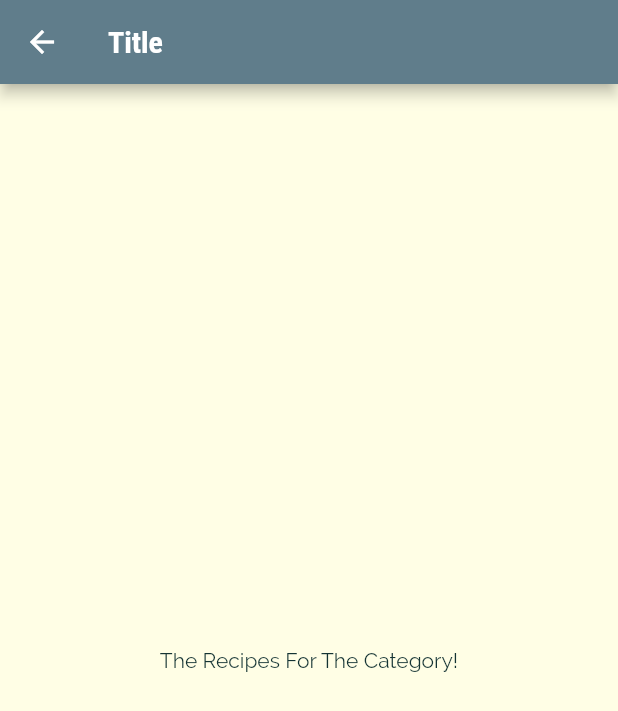
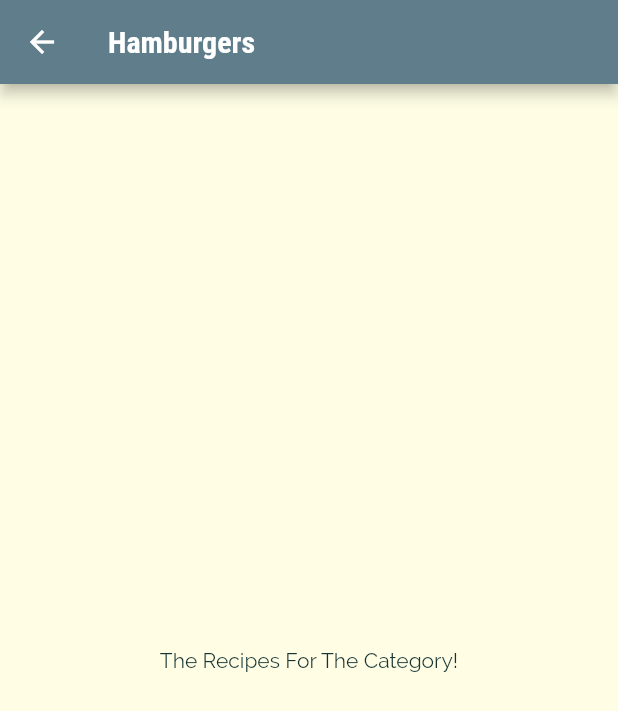
Before and after one commit to kpirabaharan/Flutter, a Flutter app: the screen it shows after launch, after a tap on "Hamburgers", on a phone screen of 412 x 824 dp. Shown: the top 711 px of the screen. Run offline on Flutter 3.47's test engine with Material 2 defaults, Android fonts, the phone set to English and light mode, and no system bars; Roboto replaces fonts that are missing (RobotoCondensed).

Commit message:
Section 7: Pushed Category Title to Meals Screen
Signed-off-by: Keeshigan Pirabaharan <kpirabaharan3@gmail.com>

```diff
--- a/section_7_meals_app/lib/categories_screen.dart
+++ b/section_7_meals_app/lib/categories_screen.dart
@@ -16,8 +16,9 @@ class CategoriesScreen extends StatelessWidget {
         padding: const EdgeInsets.all(10),
         children: DUMMY_CATEGORIES
             .map((catData) => CategoryItem(
-                  catData.title,
-                  catData.color,
+                  id: catData.id,
+                  title: catData.title,
+                  color: catData.color,
                 ))
             .toList(),
         gridDelegate: SliverGridDelegateWithMaxCrossAxisExtent(
--- a/section_7_meals_app/lib/category_item.dart
+++ b/section_7_meals_app/lib/category_item.dart
@@ -5,22 +5,29 @@ import 'package:flutter/material.dart';
 import 'package:flutter_complete_guide/category_meals_screen.dart';
 
 class CategoryItem extends StatelessWidget {
+  final String id;
   final String title;
   final Color color;
 
-  CategoryItem(this.title, this.color);
+  CategoryItem({required this.id, required this.title, required this.color});
 
   void selectCategory(BuildContext ctx) {
     Navigator.of(ctx).push(
       Platform.isIOS
           ? CupertinoPageRoute(
               builder: (_) {
-                return CategoryMealsScreen();
+                return CategoryMealsScreen(
+                  categoryID: id,
+                  categoryTitle: title,
+                );
               },
             )
           : MaterialPageRoute(
               builder: (_) {
-                return CategoryMealsScreen();
+                return CategoryMealsScreen(
+                  categoryID: id,
+                  categoryTitle: title,
+                );
               },
             ),
     );
--- a/section_7_meals_app/lib/category_meals_screen.dart
+++ b/section_7_meals_app/lib/category_meals_screen.dart
@@ -2,13 +2,16 @@ import 'package:flutter/src/widgets/container.dart';
 import 'package:flutter/material.dart';
 
 class CategoryMealsScreen extends StatelessWidget {
-  const CategoryMealsScreen({super.key});
+  final String categoryID;
+  final String categoryTitle;
+
+  CategoryMealsScreen({required this.categoryID, required this.categoryTitle});
 
   @override
   Widget build(BuildContext context) {
     return Scaffold(
       appBar: AppBar(
-        title: Text('Title'),
+        title: Text(categoryTitle),
       ),
       body: Center(
         child: Text('The Recipes For The Category!'),
```
